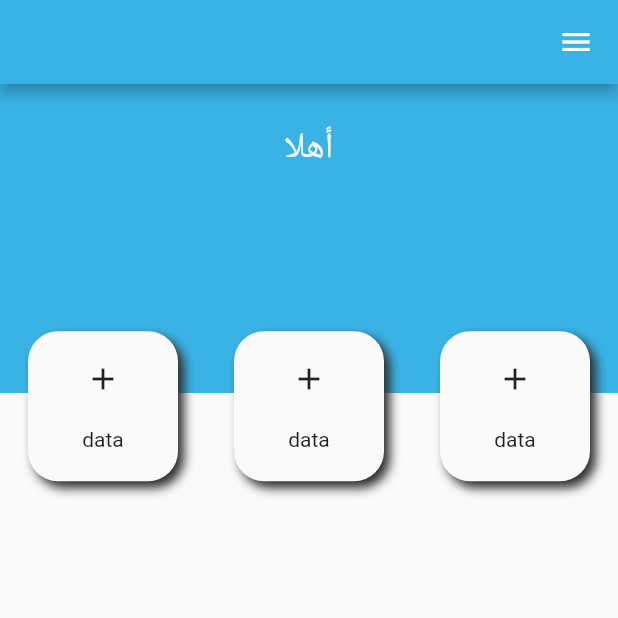
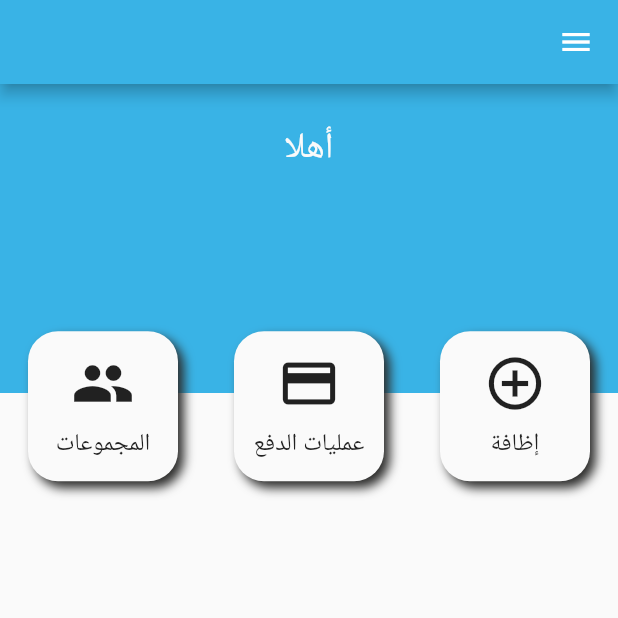
Before and after one commit to lahcenegue/loginapp, a Flutter app: the HomeScreen screen opened directly with empty values, on a phone screen of 412 x 824 dp, the top half of it. Run offline on Flutter 3.47's test engine with Material 2 defaults, Android fonts, the phone set to English and light mode, and no system bars; missing offline and left inert: onesignal_flutter.

Commit message:
payment model

```diff
--- a/lib/screens/home/home_screen.dart
+++ b/lib/screens/home/home_screen.dart
@@ -53,9 +53,21 @@ class HomeScreen extends StatelessWidget {
                   child: Row(
                     mainAxisAlignment: MainAxisAlignment.spaceAround,
                     children: [
-                      customContainer(),
-                      customContainer(),
-                      customContainer(),
+                      customContainer(
+                        onTap: () {},
+                        icon: Icons.add_circle_outline,
+                        title: 'إظافة',
+                      ),
+                      customContainer(
+                        onTap: () {},
+                        icon: Icons.payment_outlined,
+                        title: 'عمليات الدفع',
+                      ),
+                      customContainer(
+                        onTap: () {},
+                        icon: Icons.group,
+                        title: 'المجموعات',
+                      ),
                     ],
                   ),
                 ),
--- a/lib/widgets/costum_container.dart
+++ b/lib/widgets/costum_container.dart
@@ -1,9 +1,13 @@
 import 'package:flutter/material.dart';
 import 'package:loginapp/constants/constants.dart';
 
-Widget customContainer() {
+Widget customContainer({
+  required Function()? onTap,
+  required IconData? icon,
+  required String title,
+}) {
   return GestureDetector(
-    onTap: () {},
+    onTap: onTap,
     child: Container(
       padding: const EdgeInsets.all(10),
       height: 100,
@@ -22,8 +26,16 @@ Widget customContainer() {
       child: Column(
         mainAxisAlignment: MainAxisAlignment.spaceAround,
         children: [
-          Icon(Icons.add),
-          Text('data'),
+          Icon(
+            icon,
+            size: 42,
+          ),
+          FittedBox(
+            child: Text(
+              title,
+              style: const TextStyle(fontSize: 16),
+            ),
+          ),
         ],
       ),
     ),
```
Also changed, not shown: lib/screens/home/payment/payment_model.dart (added, +58 -0 lines), lib/screens/home/payment/payment_api.dart (added), lib/screens/home/payment/payment_screen.dart (added).
